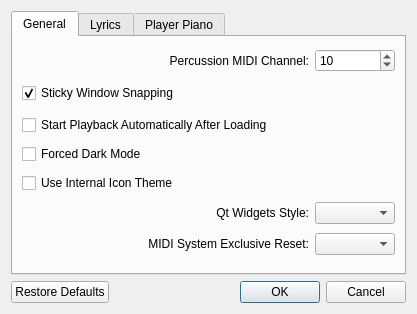
pedrolcl/dmidiplayer, file prefsdialog.ui: the form before one commit.
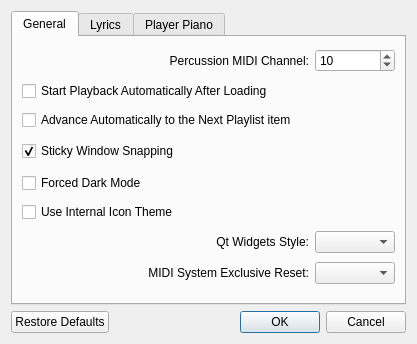
The form after the commit. Icons and pictures are not drawn.

Commit message:
Warn modified playlist not saved
1. Warn the user when the playlist has changed but not saved
2. New preference for playlist auto advance
Translations updated

The edit to the form file:
```diff
--- a/prefsdialog.ui
+++ b/prefsdialog.ui
@@ -7,7 +7,7 @@
     <x>0</x>
     <y>0</y>
     <width>417</width>
-    <height>314</height>
+    <height>344</height>
    </rect>
   </property>
   <property name="windowTitle">
@@ -28,17 +28,7 @@
        <string>General</string>
       </attribute>
       <layout class="QGridLayout" name="gridLayout_3">
-       <item row="5" column="1">
-        <widget class="QComboBox" name="cboStyle">
-         <property name="sizePolicy">
-          <sizepolicy hsizetype="Minimum" vsizetype="Fixed">
-           <horstretch>0</horstretch>
-           <verstretch>0</verstretch>
-          </sizepolicy>
-         </property>
-        </widget>
-       </item>
-       <item row="5" column="0">
+       <item row="7" column="0">
         <widget class="QLabel" name="lblQtStyle">
          <property name="text">
           <string>Qt Widgets Style:</string>
@@ -51,6 +41,16 @@
          </property>
         </widget>
        </item>
+       <item row="8" column="0">
+        <widget class="QLabel" name="lblReset">
+         <property name="text">
+          <string>MIDI System Exclusive Reset:</string>
+         </property>
+         <property name="alignment">
+          <set>Qt::AlignRight|Qt::AlignTrailing|Qt::AlignVCenter</set>
+         </property>
+        </widget>
+       </item>
        <item row="2" column="0" colspan="2">
         <widget class="QCheckBox" name="chkAutoPlay">
          <property name="text">
@@ -58,27 +58,23 @@
          </property>
         </widget>
        </item>
-       <item row="4" column="0">
-        <widget class="QCheckBox" name="chkInternalIcons">
-         <property name="text">
-          <string>Use Internal Icon Theme</string>
-         </property>
-        </widget>
+       <item row="8" column="1">
+        <widget class="QComboBox" name="cboReset"/>
        </item>
-       <item row="1" column="0">
-        <widget class="QCheckBox" name="chkSnapping">
-         <property name="text">
-          <string>Sticky Window Snapping</string>
+       <item row="7" column="1">
+        <widget class="QComboBox" name="cboStyle">
+         <property name="sizePolicy">
+          <sizepolicy hsizetype="Minimum" vsizetype="Fixed">
+           <horstretch>0</horstretch>
+           <verstretch>0</verstretch>
+          </sizepolicy>
          </property>
-         <property name="checked">
-          <bool>true</bool>
-         </property>
         </widget>
        </item>
-       <item row="3" column="0">
-        <widget class="QCheckBox" name="chkDarkMode">
+       <item row="3" column="0" colspan="2">
+        <widget class="QCheckBox" name="chkAutoAdvance">
          <property name="text">
-          <string>Forced Dark Mode</string>
+          <string>Advance Automatically to the Next Playlist item</string>
          </property>
         </widget>
        </item>
@@ -108,7 +104,31 @@
          </property>
         </widget>
        </item>
-       <item row="1" column="1">
+       <item row="6" column="0" colspan="2">
+        <widget class="QCheckBox" name="chkInternalIcons">
+         <property name="text">
+          <string>Use Internal Icon Theme</string>
+         </property>
+        </widget>
+       </item>
+       <item row="5" column="0" colspan="2">
+        <widget class="QCheckBox" name="chkDarkMode">
+         <property name="text">
+          <string>Forced Dark Mode</string>
+         </property>
+        </widget>
+       </item>
+       <item row="4" column="0">
+        <widget class="QCheckBox" name="chkSnapping">
+         <property name="text">
+          <string>Sticky Window Snapping</string>
+         </property>
+         <property name="checked">
+          <bool>true</bool>
+         </property>
+        </widget>
+       </item>
+       <item row="4" column="1">
         <widget class="QLabel" name="lblHidden">
          <property name="minimumSize">
           <size>
@@ -127,19 +147,6 @@
          </property>
         </widget>
        </item>
-       <item row="6" column="0">
-        <widget class="QLabel" name="lblReset">
-         <property name="text">
-          <string>MIDI System Exclusive Reset:</string>
-         </property>
-         <property name="alignment">
-          <set>Qt::AlignRight|Qt::AlignTrailing|Qt::AlignVCenter</set>
-         </property>
-        </widget>
-       </item>
-       <item row="6" column="1">
-        <widget class="QComboBox" name="cboReset"/>
-       </item>
       </layout>
      </widget>
      <widget class="QWidget" name="tabLyr">
```
Left out of the diff: 3 changed lines with no effect on the pictures. The commit also changes 11 other files.
